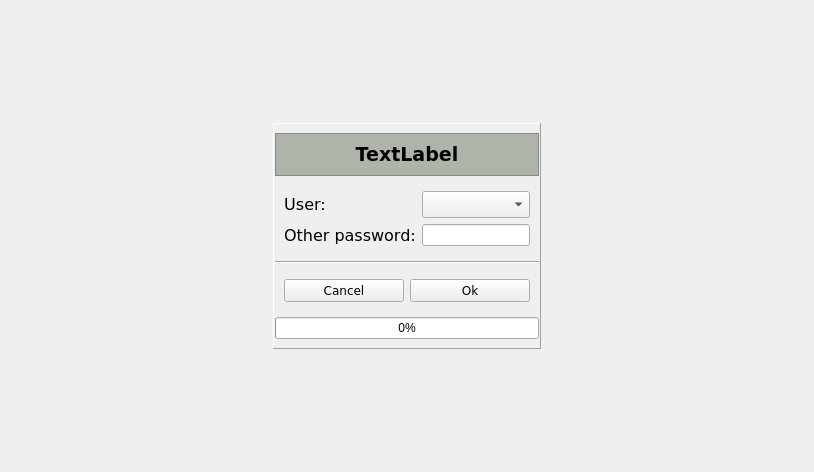
Above: resources/login.ui from lesca-research/piccel before the change. Below: the same form after it.
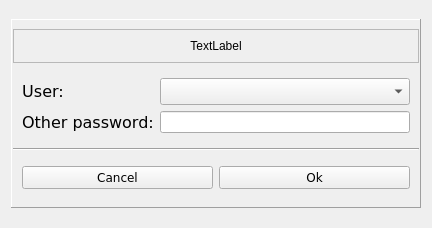
That is the form after the change.

```diff
--- a/resources/login.ui
+++ b/resources/login.ui
@@ -6,8 +6,8 @@
    <rect>
     <x>0</x>
     <y>0</y>
-    <width>814</width>
-    <height>472</height>
+    <width>432</width>
+    <height>228</height>
    </rect>
   </property>
   <property name="windowTitle">
@@ -18,42 +18,13 @@
   </property>
   <layout class="QVBoxLayout" name="verticalLayout">
    <item>
-    <spacer name="verticalSpacer">
-     <property name="orientation">
-      <enum>Qt::Vertical</enum>
-     </property>
-     <property name="sizeHint" stdset="0">
-      <size>
-       <width>20</width>
-       <height>40</height>
-      </size>
-     </property>
-    </spacer>
-   </item>
-   <item>
-    <widget class="QFrame" name="frame">
-     <property name="frameShape">
-      <enum>QFrame::NoFrame</enum>
-     </property>
-     <property name="frameShadow">
-      <enum>QFrame::Raised</enum>
-     </property>
-     <layout class="QHBoxLayout" name="horizontalLayout">
-      <item>
-       <spacer name="horizontalSpacer">
-        <property name="orientation">
-         <enum>Qt::Horizontal</enum>
-        </property>
-        <property name="sizeHint" stdset="0">
-         <size>
-          <width>40</width>
-          <height>20</height>
-         </size>
-        </property>
-       </spacer>
-      </item>
-      <item>
        <widget class="QFrame" name="frame_4">
+     <property name="sizePolicy">
+      <sizepolicy hsizetype="Preferred" vsizetype="Fixed">
+       <horstretch>0</horstretch>
+       <verstretch>0</verstretch>
+      </sizepolicy>
+     </property>
         <property name="frameShape">
          <enum>QFrame::Panel</enum>
         </property>
@@ -69,14 +40,11 @@
          </property>
          <item>
           <widget class="QFrame" name="frame_5">
-           <property name="font">
-            <font>
-             <family>Verdana</family>
-             <pointsize>14</pointsize>
-            </font>
-           </property>
-           <property name="styleSheet">
-            <string notr="true">background-color: rgb(174, 180, 169);</string>
+        <property name="sizePolicy">
+         <sizepolicy hsizetype="Preferred" vsizetype="Fixed">
+          <horstretch>0</horstretch>
+          <verstretch>0</verstretch>
+         </sizepolicy>
            </property>
            <property name="frameShape">
             <enum>QFrame::StyledPanel</enum>
@@ -96,14 +64,6 @@
             </property>
             <item>
              <widget class="QLabel" name="workbook_label">
-              <property name="font">
-               <font>
-                <family>Verdana</family>
-                <pointsize>14</pointsize>
-                <weight>75</weight>
-                <bold>true</bold>
-               </font>
-              </property>
               <property name="autoFillBackground">
                <bool>false</bool>
               </property>
@@ -120,6 +80,12 @@
          </item>
          <item>
           <widget class="QFrame" name="frame_2">
+        <property name="sizePolicy">
+         <sizepolicy hsizetype="Preferred" vsizetype="Fixed">
+          <horstretch>0</horstretch>
+          <verstretch>0</verstretch>
+         </sizepolicy>
+        </property>
            <property name="frameShape">
             <enum>QFrame::NoFrame</enum>
            </property>
@@ -197,6 +163,12 @@
          </item>
          <item>
           <widget class="QFrame" name="frame_3">
+        <property name="sizePolicy">
+         <sizepolicy hsizetype="Preferred" vsizetype="Fixed">
+          <horstretch>0</horstretch>
+          <verstretch>0</verstretch>
+         </sizepolicy>
+        </property>
            <property name="frameShape">
             <enum>QFrame::NoFrame</enum>
            </property>
@@ -231,44 +203,8 @@
            </layout>
           </widget>
          </item>
-         <item>
-          <widget class="QProgressBar" name="progressBar">
-           <property name="value">
-            <number>0</number>
-           </property>
-          </widget>
-         </item>
-        </layout>
-       </widget>
-      </item>
-      <item>
-       <spacer name="horizontalSpacer_2">
-        <property name="orientation">
-         <enum>Qt::Horizontal</enum>
-        </property>
-        <property name="sizeHint" stdset="0">
-         <size>
-          <width>40</width>
-          <height>20</height>
-         </size>
-        </property>
-       </spacer>
-      </item>
-     </layout>
-    </widget>
-   </item>
-   <item>
-    <spacer name="verticalSpacer_2">
-     <property name="orientation">
-      <enum>Qt::Vertical</enum>
-     </property>
-     <property name="sizeHint" stdset="0">
-      <size>
-       <width>20</width>
-       <height>40</height>
-      </size>
-     </property>
-    </spacer>
+     </layout>
+    </widget>
    </item>
   </layout>
  </widget>
```
Lines whose indentation alone changed are shown as unchanged.
